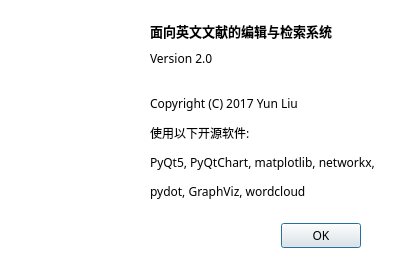
yunowo/data-structure, file ui/src/about.ui: the form before one commit.
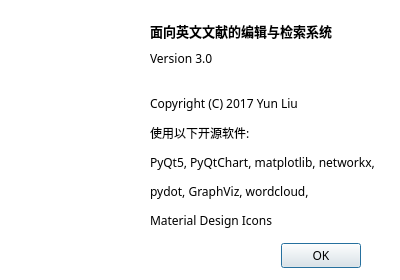
The form after the commit. Icons and pictures are not drawn.

Diff of the .ui file:
```diff
--- a/ui/src/about.ui
+++ b/ui/src/about.ui
@@ -10,7 +10,7 @@
     <x>0</x>
     <y>0</y>
     <width>400</width>
-    <height>260</height>
+    <height>280</height>
    </rect>
   </property>
   <property name="palette">
@@ -92,7 +92,7 @@
    <property name="geometry">
     <rect>
      <x>150</x>
-     <y>220</y>
+     <y>240</y>
      <width>211</width>
      <height>32</height>
     </rect>
@@ -130,11 +130,11 @@
      <x>150</x>
      <y>50</y>
      <width>251</width>
-     <height>161</height>
+     <height>191</height>
     </rect>
    </property>
    <property name="text">
-    <string>&lt;html&gt;&lt;head/&gt;&lt;body&gt;&lt;p&gt;Version 2.0&lt;br/&gt;&lt;/p&gt;&lt;p&gt;Copyright (C) 2017 Yun Liu&lt;/p&gt;&lt;p&gt;使用以下开源软件:&lt;/p&gt;&lt;p&gt;PyQt5, PyQtChart, matplotlib, networkx,&lt;/p&gt;&lt;p&gt;pydot, GraphViz, wordcloud&lt;/p&gt;&lt;/body&gt;&lt;/html&gt;</string>
+    <string>&lt;html&gt;&lt;head/&gt;&lt;body&gt;&lt;p&gt;Version 3.0&lt;br/&gt;&lt;/p&gt;&lt;p&gt;Copyright (C) 2017 Yun Liu&lt;/p&gt;&lt;p&gt;使用以下开源软件:&lt;/p&gt;&lt;p&gt;PyQt5, PyQtChart, matplotlib, networkx,&lt;/p&gt;&lt;p&gt;pydot, GraphViz, wordcloud,&lt;/p&gt;&lt;p&gt;Material Design Icons&lt;/p&gt;&lt;/body&gt;&lt;/html&gt;</string>
    </property>
    <property name="alignment">
     <set>Qt::AlignLeading|Qt::AlignLeft|Qt::AlignTop</set>
```
